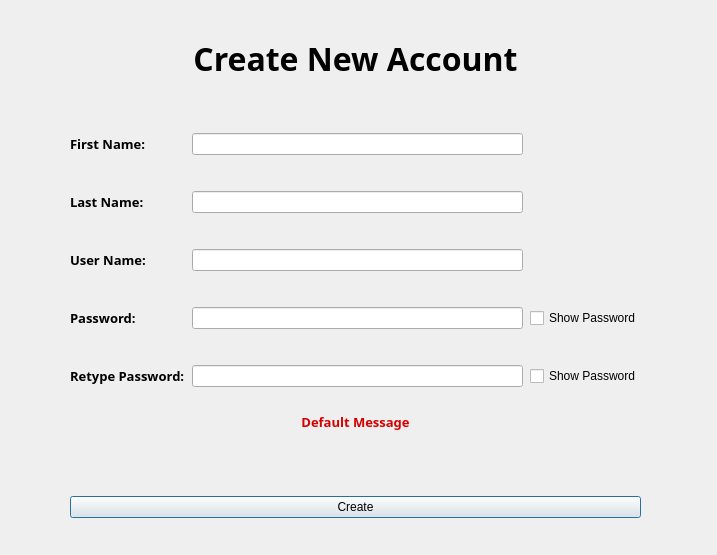
umustdye/Book-Worms, file forms/createAccountPage.ui: the form before one commit.
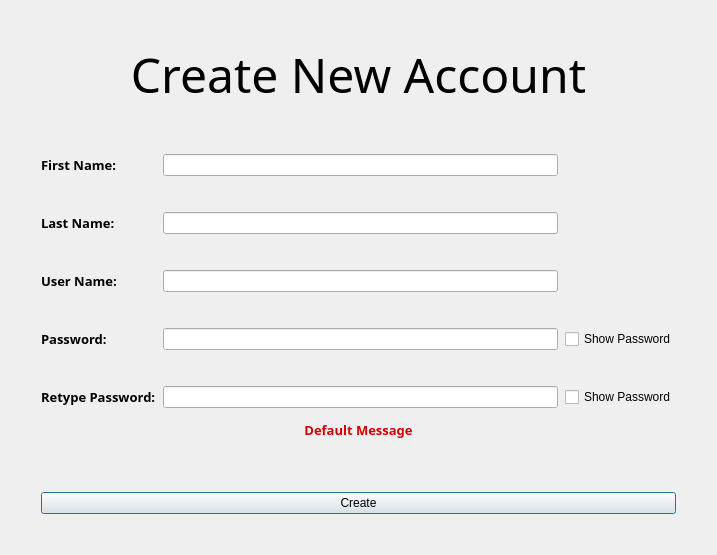
The form after the commit.

Diff of the .ui file:
```diff
--- a/forms/createAccountPage.ui
+++ b/forms/createAccountPage.ui
@@ -13,24 +13,29 @@
   <property name="windowTitle">
    <string>Dialog</string>
   </property>
-  <widget class="QWidget" name="layoutWidget">
-   <property name="geometry">
-    <rect>
-     <x>70</x>
-     <y>30</y>
-     <width>571</width>
-     <height>488</height>
-    </rect>
-   </property>
+  <layout class="QVBoxLayout" name="verticalLayout_2">
+   <item>
    <layout class="QVBoxLayout" name="verticalLayout">
+     <property name="leftMargin">
+      <number>30</number>
+     </property>
+     <property name="topMargin">
+      <number>30</number>
+     </property>
+     <property name="rightMargin">
+      <number>30</number>
+     </property>
+     <property name="bottomMargin">
+      <number>30</number>
+     </property>
     <item>
      <widget class="QLabel" name="createAccountPage">
       <property name="font">
        <font>
-        <family>Arial Black</family>
-        <pointsize>24</pointsize>
-        <weight>75</weight>
-        <bold>true</bold>
+         <family>Blackadder ITC</family>
+         <pointsize>36</pointsize>
+         <weight>50</weight>
+         <bold>false</bold>
        </font>
       </property>
       <property name="text">
@@ -283,7 +288,8 @@
      </widget>
     </item>
    </layout>
-  </widget>
+   </item>
+  </layout>
  </widget>
  <tabstops>
   <tabstop>firstNameInput</tabstop>
```
Lines whose indentation alone changed are shown as unchanged.
